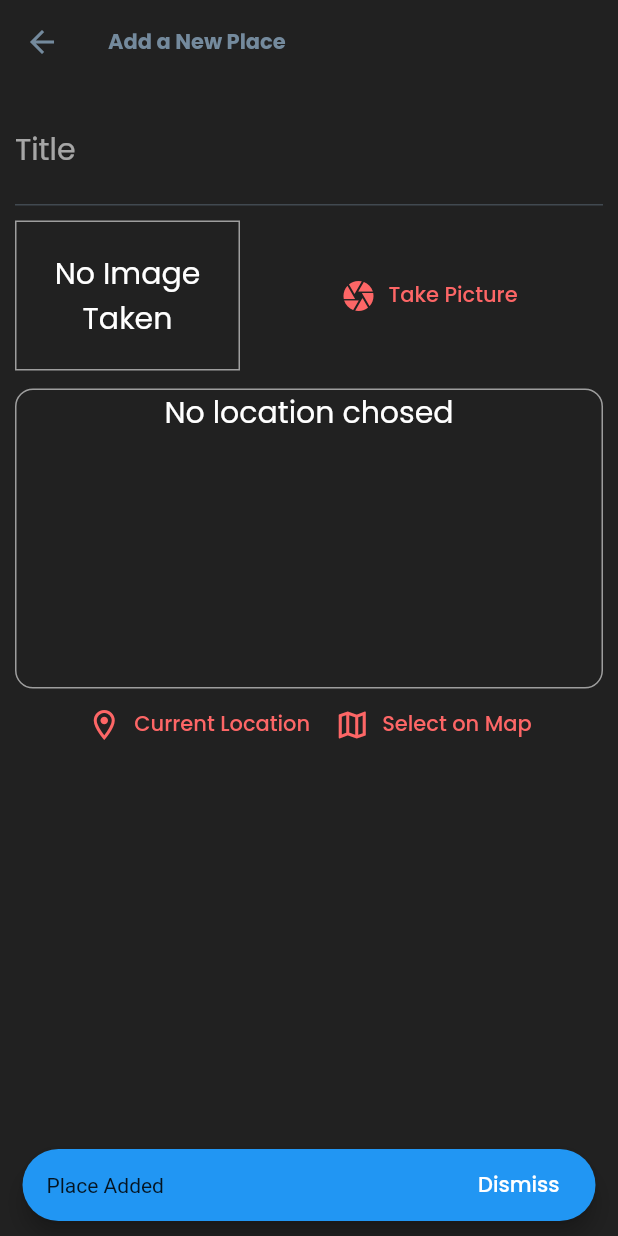
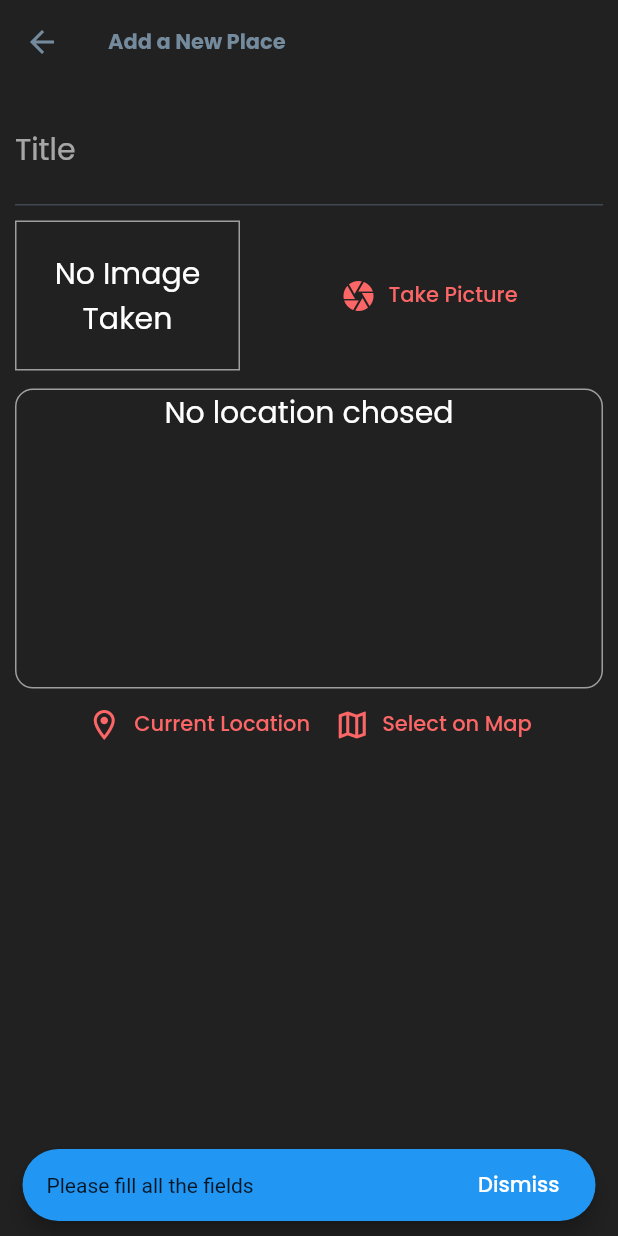
Before and after one commit to alpersln/Flutter-Places-to_visit, a Flutter app: the AddPlaceScreen screen opened by its route, after a tap on "Add Place", on a phone screen of 412 x 824 dp. Run offline on Flutter 3.47's test engine with Material 2 defaults, Android fonts, the phone set to English and light mode, and no system bars; our stand-ins replace flutter_map, google_fonts, image_picker, latlong2, location, sqflite; missing offline and left inert: day_night_switcher; accounts and stored records are empty.

Commit message:
ui improvement

```diff
--- a/lib/core/theme/app_theme.dart
+++ b/lib/core/theme/app_theme.dart
@@ -1,3 +1,5 @@
+import 'dart:ui';
+
 import 'package:flutter/material.dart';
 import 'package:places_to_visit/core/theme/text/dark_text_theme.dart';
 import 'package:places_to_visit/core/theme/text/light_text_theme.dart';
@@ -18,6 +20,10 @@ abstract class ThemeManager {
         textTheme: theme.textTheme.data,
         cardColor: theme.colors.colorScheme?.onSecondary,
         bottomAppBarColor: theme.colors.scaffoldBackgroundColor,
+        textSelectionTheme: TextSelectionThemeData(
+          cursorColor: theme.colors.textButtonColor,
+          selectionColor: theme.colors.textButtonColor,
+        ),
         tabBarTheme: TabBarTheme(
           indicator: const BoxDecoration(),
           labelColor: theme.colors.tabbarSelectedColor,
--- a/lib/core/theme/color/dark_color_theme.dart
+++ b/lib/core/theme/color/dark_color_theme.dart
@@ -43,6 +43,7 @@ class DarkColors implements IColors {
     tabbarNormalColor = colors.lighterGrey;
     tabbarSelectedColor = colors.red;
     buttonNormalColor = colors.white;
+
     buttonGoogleColor = colors.white;
     textButtonColor = colors.red;
     colorScheme = const ColorScheme.dark().copyWith(
--- a/lib/core/theme/text/dark_text_theme.dart
+++ b/lib/core/theme/text/dark_text_theme.dart
@@ -47,8 +47,8 @@ class TextThemeDark implements ITextTheme {
       headline6: TextStyle(fontSize: 14, fontWeight: FontWeight.bold),
       subtitle1: TextStyle(fontSize: 20.0),
       headline4: TextStyle(fontSize: 24, fontWeight: FontWeight.bold),
-      caption: TextStyle(fontSize: 12, fontWeight: FontWeight.w600),
-      headline1: TextStyle(fontSize: 44, fontWeight: FontWeight.bold),
+      caption: TextStyle(fontSize: 16, fontWeight: FontWeight.w600),
+      headline1: TextStyle(fontSize: 18, fontWeight: FontWeight.bold),
       headline5: TextStyle(fontSize: 44, fontWeight: FontWeight.bold),
       bodyText1: TextStyle(fontSize: 16, fontWeight: FontWeight.normal),
       subtitle2: TextStyle(fontSize: 14.0, fontWeight: FontWeight.bold),
--- a/lib/core/theme/text/light_text_theme.dart
+++ b/lib/core/theme/text/light_text_theme.dart
@@ -49,8 +49,8 @@ class TextThemeLight implements ITextTheme {
       headline6: TextStyle(fontSize: 14, fontWeight: FontWeight.bold),
       subtitle1: TextStyle(fontSize: 20.0),
       headline4: TextStyle(fontSize: 24, fontWeight: FontWeight.bold),
-      caption: TextStyle(fontSize: 12, fontWeight: FontWeight.w600),
-      headline1: TextStyle(fontSize: 44, fontWeight: FontWeight.bold),
+      caption: TextStyle(fontSize: 16, fontWeight: FontWeight.w600),
+      headline1: TextStyle(fontSize: 18, fontWeight: FontWeight.bold),
       headline5: TextStyle(fontSize: 44, fontWeight: FontWeight.bold),
       bodyText1: TextStyle(fontSize: 16, fontWeight: FontWeight.normal),
       subtitle2: TextStyle(fontSize: 14.0, fontWeight: FontWeight.bold),
--- a/lib/screens/add_place_screen/add_place_screen.dart
+++ b/lib/screens/add_place_screen/add_place_screen.dart
@@ -30,12 +30,16 @@ class _AddPlaceScreenState extends State<AddPlaceScreen> {
   }
 
   _savePlace() {
-    if (_titleController.text.isEmpty || _pickedImage == null) {
-      return print("they are nulll");
+    if (_titleController.text.isEmpty ||
+        _pickedImage == null ||
+        _pickedLocation == null) {
+      print("fields are null");
+      GlobalSnackBar.show(context, "Please fill all the fields");
     } else {
       Provider.of<UserPlaces>(context, listen: false)
           .addPlace(_titleController.text, _pickedImage!, _pickedLocation!);
       Navigator.of(context).pop();
+      GlobalSnackBar.show(context, "Place Added");
     }
   }
 
@@ -55,7 +59,9 @@ class _AddPlaceScreenState extends State<AddPlaceScreen> {
                 child: Column(
                   children: <Widget>[
                     TextField(
-                      decoration: const InputDecoration(labelText: 'Title'),
+                      decoration: const InputDecoration(
+                        labelText: 'Title',
+                      ),
                       controller: _titleController,
                     ),
                     const SizedBox(
@@ -78,7 +84,6 @@ class _AddPlaceScreenState extends State<AddPlaceScreen> {
             label: const Text('Add Place'),
             onPressed: () {
               _savePlace();
-              GlobalSnackBar.show(context, "Place Added");
             },
           ),
         ],
--- a/lib/screens/map_screen/map_screen.dart
+++ b/lib/screens/map_screen/map_screen.dart
@@ -76,7 +76,10 @@ class _MapScreenState extends State<MapScreen> {
                       ? GlobalSnackBar.show(context, "Please select location")
                       : Navigator.of(context).pop(_pickedLocation);
                 },
-                child: Text("Save Location")),
+                child: Text(
+                  "Save Location",
+                  style: TextStyle(color: AppColors().white),
+                )),
           ),
         ],
       ),
```
Also changed, not shown: lib/screens/place_detail_screen/place_detail_screen.dart (+20 -7 lines).
